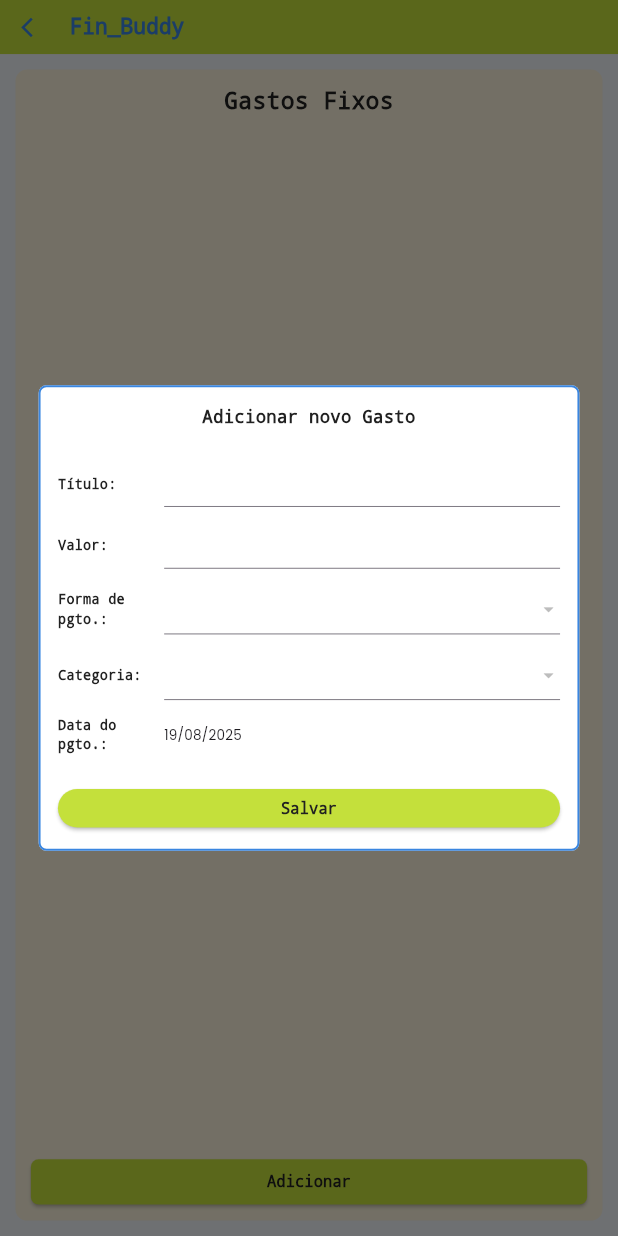
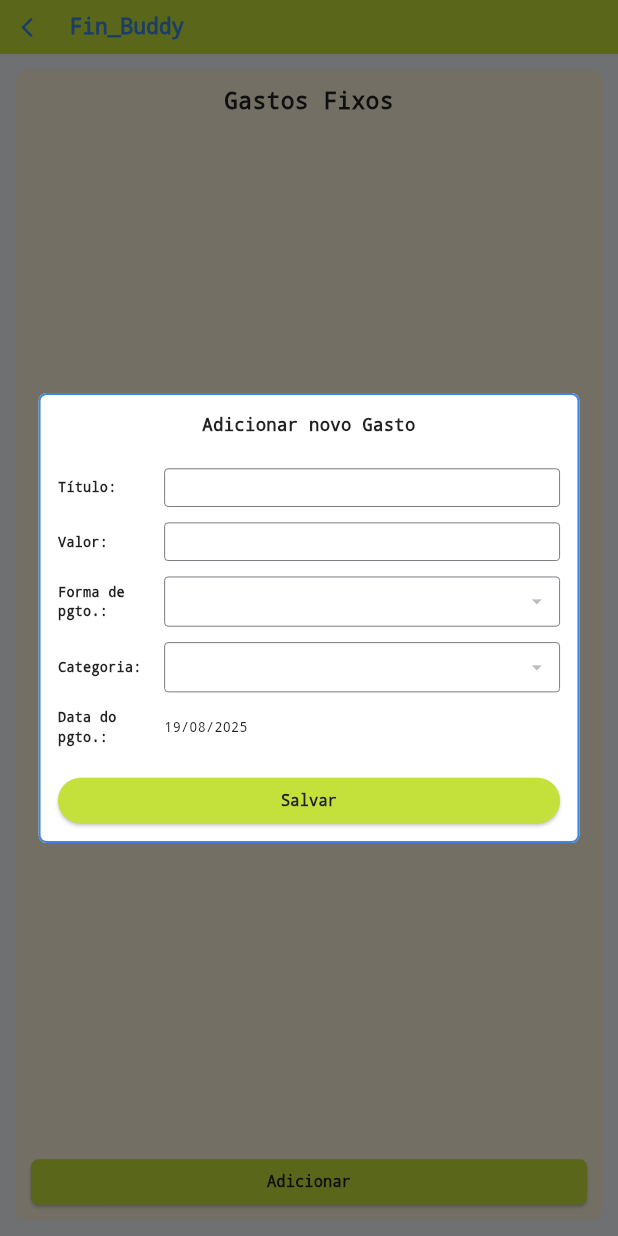
Before and after one commit to Dev-Sphere-Enterprise/GerenciadorFinanceiro_Mobile_2025_1, a Flutter app: the GastosFixosScreen screen opened directly, after a tap on "Adicionar", on a phone screen of 412 x 824 dp. Run offline on Flutter 3.47's test engine with Material 3 defaults, Android fonts, the phone set to English and light mode, and no system bars; our stand-ins replace bot_toast, cloud_firestore, device_preview, firebase_auth, firebase_core, fl_chart and 10 more; missing offline and left inert: rate_my_app; accounts and stored records are empty.

Commit message:
ajustado bug ao editar gasto

```diff
--- a/finbuddy/lib/screens/Gastos/helpers/gastos_fixos_helpers.dart
+++ b/finbuddy/lib/screens/Gastos/helpers/gastos_fixos_helpers.dart
@@ -1,9 +1,10 @@
-import 'package:flutter/material.dart';
+import 'package.flutter/material.dart';
 import 'package:cloud_firestore/cloud_firestore.dart';
 import 'package:firebase_auth/firebase_auth.dart';
 import 'package:intl/intl.dart';
-import '/../services/firestore_helpers.dart';
+import '/../services/firestore_helpers.dart'; // Mantenha o seu import
 
+// --- Constantes de Cores e Estilos ---
 const Color finBuddyLime = Color(0xFFC4E03B);
 const Color finBuddyBlue = Color(0xFF3A86E0);
 const Color finBuddyDark = Color(0xFF212121);
@@ -13,7 +14,9 @@ const TextStyle estiloFonteMonospace = TextStyle(
   fontWeight: FontWeight.bold,
   color: finBuddyDark,
 );
+// -------------------------------------
 
+// Função principal que exibe o dialog
 Future<void> showAddOrEditGastoDialog({
   required BuildContext context,
   String? gastoId,
@@ -25,6 +28,7 @@ Future<void> showAddOrEditGastoDialog({
   String? cartaoId,
   String? categoriaId,
 }) async {
+  // Pré-carrega os dados necessários para os dropdowns
   final tiposSnapshot = await FirestoreHelpers.getTiposPagamento().first;
   final categoriasSnapshot = await FirestoreHelpers.getCategorias().first;
   final cartoesSnapshot = await FirestoreHelpers.getCartoes().first;
@@ -32,6 +36,7 @@ Future<void> showAddOrEditGastoDialog({
   await showDialog(
     context: context,
     builder: (dialogContext) {
+      // Usa um widget Stateful para gerenciar o estado complexo do formulário
       return _GastoDialogContent(
         tiposPagamento: tiposSnapshot,
         categorias: categoriasSnapshot,
@@ -49,6 +54,7 @@ Future<void> showAddOrEditGastoDialog({
   );
 }
 
+// Widget Stateful para o conteúdo do dialog
 class _GastoDialogContent extends StatefulWidget {
   final List<Map<String, dynamic>> tiposPagamento;
   final List<Map<String, dynamic>> categorias;
@@ -83,8 +89,7 @@ class _GastoDialogContentState extends State<_GastoDialogContent> {
   void initState() {
     super.initState();
     _nomeController = TextEditingController(text: widget.nome);
-    _valorController =
-        TextEditingController(text: widget.valor?.toStringAsFixed(2));
+    _valorController = TextEditingController(text: widget.valor?.toStringAsFixed(2).replaceAll('.', ','));
     _selectedDate = widget.dataCompra ?? DateTime.now();
     _selectedTipo = widget.tipoPagamentoId;
     _selectedCartao = widget.cartaoId;
@@ -100,25 +105,13 @@ class _GastoDialogContentState extends State<_GastoDialogContent> {
         children: [
           SizedBox(
             width: 100,
-            child: Text('$label:', style: estiloFonteMonospace),
+            child: Text('$label:', style: estiloFonteMonospace.copyWith(fontSize: 14)),
           ),
           const SizedBox(width: 10),
           Expanded(child: child),
         ],
       ),
     );
-  }
-
-  void _onTipoPagamentoChanged(String? value) {
-    setState(() {
-      _selectedTipo = value;
-      if (value != null) {
-        final tipo = widget.tiposPagamento
-            .firstWhere((t) => t['id'] == value, orElse: () => {});
-        if (tipo['Parcelavel'] != true) _selectedParcelas = 1;
-        if (tipo['UsaCartao'] != true) _selectedCartao = null;
-      }
-    });
   }
 
   Future<void> _salvarGasto() async {
@@ -130,30 +123,22 @@ class _GastoDialogContentState extends State<_GastoDialogContent> {
       final currentUser = FirebaseAuth.instance.currentUser;
       if (currentUser == null) throw Exception("Usuário não autenticado.");
 
-      final valorFinal =
-          double.tryParse(_valorController.text.replaceAll(',', '.')) ?? 0.0;
-      final tipoSelecionado =
-          widget.tiposPagamento.firstWhere((t) => t['id'] == _selectedTipo);
+      final valorFinal = double.tryParse(_valorController.text.replaceAll(',', '.')) ?? 0.0;
+      final tipoSelecionado = widget.tiposPagamento.firstWhere((t) => t['id'] == _selectedTipo);
 
       final gastoMap = {
         'Nome': _nomeController.text.trim(),
         'Valor': valorFinal,
         'ID_Tipo_Pagamento': _selectedTipo,
-        'ID_Cartao':
-            tipoSelecionado['UsaCartao'] == true ? _selectedCartao : null,
+        'ID_Cartao': tipoSelecionado['UsaCartao'] == true ? _selectedCartao : null,
         'ID_Categoria': _selectedCategoria,
-        'Parcelas':
-            tipoSelecionado['Parcelavel'] == true ? _selectedParcelas : 1,
+        'Parcelas': tipoSelecionado['Parcelavel'] == true ? _selectedParcelas : 1,
         'Data_Compra': Timestamp.fromDate(_selectedDate),
-        'Recorrencia': true,
-        'Deletado': false,
+        'Recorrencia': true, 'Deletado': false,
         'Data_Atualizacao': Timestamp.now(),
       };
 
-      final ref = FirebaseFirestore.instance
-          .collection('users')
-          .doc(currentUser.uid)
-          .collection('gastos_fixos');
+      final ref = FirebaseFirestore.instance.collection('users').doc(currentUser.uid).collection('gastos_fixos');
       if (widget.gastoId == null) {
         gastoMap['Data_Criacao'] = Timestamp.now();
         await ref.add(gastoMap);
@@ -162,12 +147,11 @@ class _GastoDialogContentState extends State<_GastoDialogContent> {
       }
 
       if (mounted) Navigator.of(context).pop();
+
     } catch (e) {
       if (mounted) {
         ScaffoldMessenger.of(context).showSnackBar(
-          SnackBar(
-              content: Text('Erro ao salvar: ${e.toString()}'),
-              backgroundColor: Colors.red),
+          SnackBar(content: Text('Erro ao salvar: ${e.toString()}'), backgroundColor: Colors.red),
         );
       }
     } finally {
@@ -178,11 +162,15 @@ class _GastoDialogContentState extends State<_GastoDialogContent> {
   @override
   Widget build(BuildContext context) {
     final bool isEditing = widget.gastoId != null;
-    final tipoAtual = _selectedTipo != null
-        ? widget.tiposPagamento.firstWhere((t) => t['id'] == _selectedTipo)
-        : null;
+    final tipoAtual = _selectedTipo != null ? widget.tiposPagamento.firstWhere((t) => t['id'] == _selectedTipo, orElse: () => {}) : null;
     final bool isParcelavel = tipoAtual?['Parcelavel'] == true;
     final bool exigeCartao = tipoAtual?['UsaCartao'] == true;
+
+    const inputDecoration = InputDecoration(
+        contentPadding: EdgeInsets.symmetric(horizontal: 10, vertical: 8),
+        border: OutlineInputBorder(),
+        isDense: true,
+    );
 
     return Dialog(
       backgroundColor: Colors.white,
@@ -205,94 +193,20 @@ class _GastoDialogContentState extends State<_GastoDialogContent> {
                   style: estiloFonteMonospace.copyWith(fontSize: 18),
                 ),
                 const SizedBox(height: 24),
-                _buildDialogRow(
-                    'Título',
-                    TextFormField(
-                        controller: _nomeController,
-                        validator: (v) =>
-                            v!.isEmpty ? 'Obrigatório' : null)),
-                _buildDialogRow(
-                    'Valor',
-                    TextFormField(
-                        controller: _valorController,
-                        keyboardType: TextInputType.number,
-                        validator: (v) =>
-                            v!.isEmpty ? 'Obrigatório' : null)),
-                _buildDialogRow(
-                    'Forma de pgto.',
-                    DropdownButtonFormField<String>(
-                        value: _selectedTipo,
-                        items: widget.tiposPagamento
-                            .map((t) => DropdownMenuItem<String>(
-                                value: t['id'], child: Text(t['Nome'])))
-                            .toList(),
-                        onChanged: _onTipoPagamentoChanged,
-                        validator: (v) =>
-                            v == null ? 'Obrigatório' : null)),
-                if (exigeCartao)
-                  _buildDialogRow(
-                      'Selecione o cartão',
-                      DropdownButtonFormField<String>(
-                          value: _selectedCartao,
-                          items: widget.cartoes
-                              .map((c) => DropdownMenuItem<String>(
-                                  value: c['id'], child: Text(c['Nome'])))
-                              .toList(),
-                          onChanged: (v) => setState(() => _selectedCartao = v),
-                          validator: (v) =>
-                              v == null ? 'Obrigatório' : null)),
-                if (isParcelavel)
-                  _buildDialogRow(
-                      'Número de parcelas',
-                      DropdownButtonFormField<int>(
-                          value: _selectedParcelas,
-                          items: List.generate(24, (i) => i + 1)
-                              .map((p) => DropdownMenuItem(
-                                  value: p, child: Text('$p x')))
-                              .toList(),
-                          onChanged: (v) =>
-                              setState(() => _selectedParcelas = v))),
-                _buildDialogRow(
-                    'Categoria',
-                    DropdownButtonFormField<String>(
-                        value: _selectedCategoria,
-                        items: widget.categorias
-                            .map((c) => DropdownMenuItem<String>(
-                                value: c['id'], child: Text(c['Nome'])))
-                            .toList(),
-                        onChanged: (v) =>
-                            setState(() => _selectedCategoria = v),
-                        validator: (v) =>
-                            v == null ? 'Obrigatório' : null)),
-                _buildDialogRow(
-                    'Data do pgto.',
-                    InkWell(
-                        onTap: () async {
-                          DateTime? picked = await showDatePicker(
-                              context: context,
-                              initialDate: _selectedDate,
-                              firstDate: DateTime(2000),
-                              lastDate: DateTime(2100));
-                          if (picked != null)
-                            setState(() => _selectedDate = picked);
-                        },
-                        child: Text(
-                            DateFormat('dd/MM/yyyy').format(_selectedDate)))),
+
+                _buildDialogRow('Título', TextFormField(controller: _nomeController, decoration: inputDecoration, validator: (v) => v!.isEmpty ? 'Obrigatório' : null)),
+                _buildDialogRow('Valor', TextFormField(controller: _valorController, decoration: inputDecoration, keyboardType: TextInputType.number, validator: (v) => v!.isEmpty ? 'Obrigatório' : null)),
+                _buildDialogRow('Forma de pgto.', DropdownButtonFormField<String>(decoration: inputDecoration, value: _selectedTipo, items: widget.tiposPagamento.map((t) => DropdownMenuItem<String>(value: t['id'], child: Text(t['Nome']))).toList(), onChanged: (v){ setState(() { _selectedTipo = v; if (v != null) { final tipo = widget.tiposPagamento.firstWhere((t) => t['id'] == v, orElse: () => {}); if (tipo['Parcelavel'] != true) _selectedParcelas = 1; if (tipo['UsaCartao'] != true) _selectedCartao = null; } });}, validator: (v) => v == null ? 'Obrigatório' : null)),
+                if (exigeCartao) _buildDialogRow('Selecione o cartão', DropdownButtonFormField<String>(decoration: inputDecoration, value: _selectedCartao, items: widget.cartoes.map((c) => DropdownMenuItem<String>(value: c['id'], child: Text(c['Nome']))).toList(), onChanged: (v) => setState(() => _selectedCartao = v), validator: (v) => v == null ? 'Obrigatório' : null)),
+                if (isParcelavel) _buildDialogRow('Número de parcelas', DropdownButtonFormField<int>(decoration: inputDecoration, value: _selectedParcelas, items: List.generate(24, (i) => i + 1).map((p) => DropdownMenuItem(value: p, child: Text('$p x'))).toList(), onChanged: (v) => setState(() => _selectedParcelas = v))),
+                _buildDialogRow('Categoria', DropdownButtonFormField<String>(decoration: inputDecoration, value: _selectedCategoria, items: widget.categorias.map((c) => DropdownMenuItem<String>(value: c['id'], child: Text(c['Nome']))).toList(), onChanged: (v) => setState(() => _selectedCategoria = v), validator: (v) => v == null ? 'Obrigatório' : null)),
+                _buildDialogRow('Data do pgto.', InkWell(onTap: () async { DateTime? picked = await showDatePicker(context: context, initialDate: _selectedDate, firstDate: DateTime(2000), lastDate: DateTime(2100)); if (picked != null) setState(() => _selectedDate = picked);}, child: Container(padding: const EdgeInsets.symmetric(vertical: 8), alignment: Alignment.centerLeft, child: Text(DateFormat('dd/MM/yyyy').format(_selectedDate), style: estiloFonteMonospace.copyWith(fontWeight: FontWeight.normal))))),
+
                 const SizedBox(height: 24),
                 ElevatedButton(
-                  style:
-                      ElevatedButton.styleFrom(backgroundColor: finBuddyLime),
+                  style: ElevatedButton.styleFrom(backgroundColor: finBuddyLime, padding: const EdgeInsets.symmetric(vertical: 12)),
                   onPressed: _isLoading ? null : _salvarGasto,
-                  child: _isLoading
-                      ? const SizedBox(
-                          height: 20,
-                          width: 20,
-                          child: CircularProgressIndicator(
-                            strokeWidth: 2.5,
-                            color: Colors.white,
-                          ))
-                      : Text('Salvar',
-                          style: estiloFonteMonospace.copyWith(fontSize: 16)),
+                  child: _isLoading ? const SizedBox(height: 20, width: 20, child: CircularProgressIndicator(strokeWidth: 2.5, color: Colors.white)) : Text('Salvar', style: estiloFonteMonospace.copyWith(fontSize: 16)),
                 ),
               ],
             ),
```
